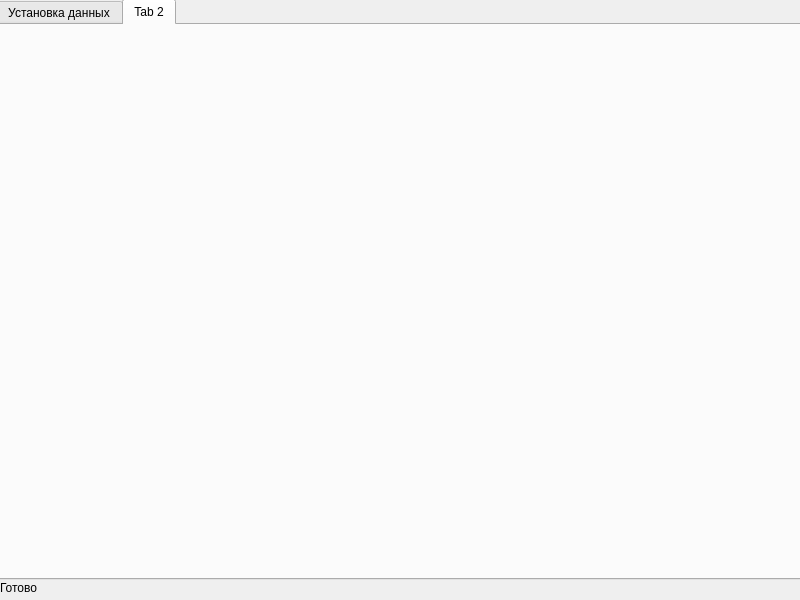
The window that form.ui (IvKormak/leti_spiketest) describes before a commit, drawn with Qt 5.
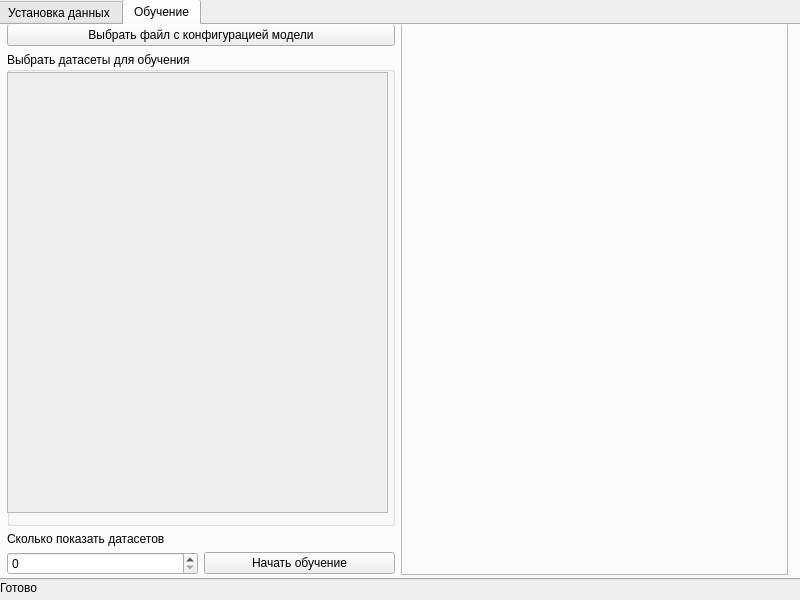
The same window after the commit. The open tabs and pages were chosen to show the change.

Patch:
```diff
--- a/form.ui
+++ b/form.ui
@@ -337,8 +337,161 @@
    </widget>
    <widget class="QWidget" name="tab_2">
     <attribute name="title">
-     <string>Tab 2</string>
+     <string>Обучение</string>
     </attribute>
+    <widget class="QWidget" name="horizontalLayoutWidget_2">
+     <property name="geometry">
+      <rect>
+       <x>9</x>
+       <y>-1</y>
+       <width>781</width>
+       <height>551</height>
+      </rect>
+     </property>
+     <layout class="QHBoxLayout" name="horizontalLayout_3">
+      <item>
+       <layout class="QVBoxLayout" name="verticalLayout_4">
+        <item>
+         <widget class="QPushButton" name="chooseConf">
+          <property name="text">
+           <string>Выбрать файл с конфигурацией модели</string>
+          </property>
+         </widget>
+        </item>
+        <item>
+         <widget class="QGroupBox" name="groupBox_5">
+          <property name="sizePolicy">
+           <sizepolicy hsizetype="Preferred" vsizetype="MinimumExpanding">
+            <horstretch>0</horstretch>
+            <verstretch>0</verstretch>
+           </sizepolicy>
+          </property>
+          <property name="title">
+           <string>Выбрать датасеты для обучения</string>
+          </property>
+          <widget class="QScrollArea" name="scrollArea">
+           <property name="geometry">
+            <rect>
+             <x>0</x>
+             <y>20</y>
+             <width>381</width>
+             <height>441</height>
+            </rect>
+           </property>
+           <property name="sizePolicy">
+            <sizepolicy hsizetype="Minimum" vsizetype="Expanding">
+             <horstretch>0</horstretch>
+             <verstretch>0</verstretch>
+            </sizepolicy>
+           </property>
+           <property name="widgetResizable">
+            <bool>true</bool>
+           </property>
+           <widget class="QWidget" name="scrollAreaWidgetContents">
+            <property name="geometry">
+             <rect>
+              <x>0</x>
+              <y>0</y>
+              <width>379</width>
+              <height>439</height>
+             </rect>
+            </property>
+            <widget class="QWidget" name="widget" native="true">
+             <property name="geometry">
+              <rect>
+               <x>9</x>
+               <y>9</y>
+               <width>361</width>
+               <height>421</height>
+              </rect>
+             </property>
+             <widget class="QWidget" name="verticalLayoutWidget">
+              <property name="geometry">
+               <rect>
+                <x>0</x>
+                <y>0</y>
+                <width>381</width>
+                <height>441</height>
+               </rect>
+              </property>
+              <layout class="QVBoxLayout" name="listOfSets">
+               <item>
+                <spacer name="verticalSpacer">
+                 <property name="orientation">
+                  <enum>Qt::Vertical</enum>
+                 </property>
+                 <property name="sizeHint" stdset="0">
+                  <size>
+                   <width>20</width>
+                   <height>40</height>
+                  </size>
+                 </property>
+                </spacer>
+               </item>
+              </layout>
+             </widget>
+            </widget>
+           </widget>
+          </widget>
+         </widget>
+        </item>
+        <item>
+         <layout class="QGridLayout" name="gridLayout_4">
+          <item row="1" column="0">
+           <widget class="QSpinBox" name="numOfSets"/>
+          </item>
+          <item row="1" column="1">
+           <widget class="QPushButton" name="letsGo">
+            <property name="text">
+             <string>Начать обучение</string>
+            </property>
+           </widget>
+          </item>
+          <item row="0" column="0">
+           <widget class="QLabel" name="label_7">
+            <property name="sizePolicy">
+             <sizepolicy hsizetype="Minimum" vsizetype="Preferred">
+              <horstretch>0</horstretch>
+              <verstretch>0</verstretch>
+             </sizepolicy>
+            </property>
+            <property name="text">
+             <string>Сколько показать датасетов</string>
+            </property>
+           </widget>
+          </item>
+         </layout>
+        </item>
+       </layout>
+      </item>
+      <item>
+       <widget class="QFrame" name="image_container_2">
+        <property name="frameShape">
+         <enum>QFrame::StyledPanel</enum>
+        </property>
+        <property name="frameShadow">
+         <enum>QFrame::Raised</enum>
+        </property>
+        <widget class="QLabel" name="trainResult">
+         <property name="geometry">
+          <rect>
+           <x>0</x>
+           <y>0</y>
+           <width>381</width>
+           <height>521</height>
+          </rect>
+         </property>
+         <property name="text">
+          <string/>
+         </property>
+         <property name="alignment">
+          <set>Qt::AlignCenter</set>
+         </property>
+        </widget>
+       </widget>
+      </item>
+     </layout>
+    </widget>
    </widget>
   </widget>
   <widget class="QLabel" name="statusbar">
```
Left out of the diff: 2 changed lines with no effect on the pictures.
